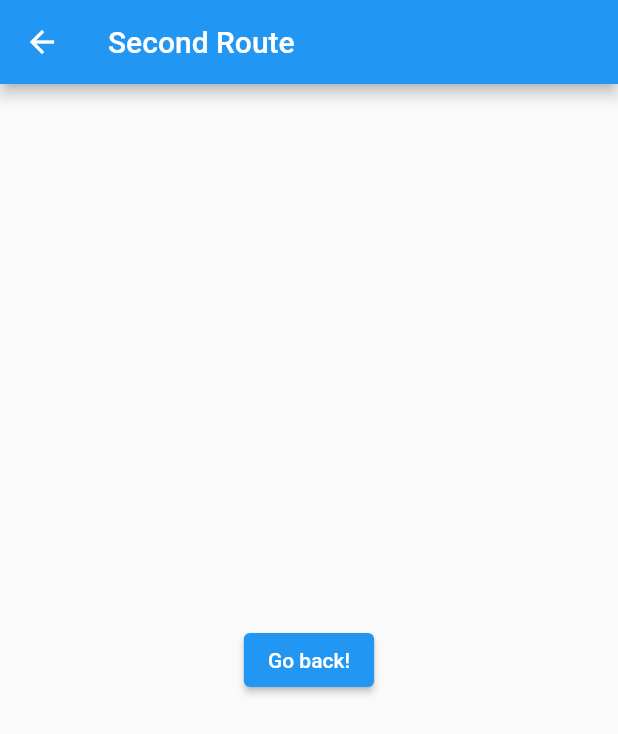
After one commit to jonahmarc/Bahandi, a Flutter app: the WordGame screen opened directly, on a phone screen of 412 x 824 dp. The commit adds this screen. Shown: the top 734 px of the screen. Run offline on Flutter 3.47's test engine with Material 2 defaults, Android fonts, the phone set to English and light mode, and no system bars; our stand-ins replace google_fonts.

Commit message:
Can now Redirect to new page

```diff
--- /dev/null
+++ b/lib/developing.dart
@@ -0,0 +1,23 @@
+import 'package:flutter/cupertino.dart';
+
+import 'package:flutter/material.dart';
+import 'package:google_fonts/google_fonts.dart';
+
+class WordGame extends StatelessWidget {
+  @override
+  Widget build(BuildContext context) {
+    return Scaffold(
+      appBar: AppBar(
+        title: Text("Second Route"),
+      ),
+      body: Center(
+        child: ElevatedButton(
+          onPressed: () {
+            Navigator.pop(context);
+          },
+          child: Text('Go back!'),
+        ),
+      ),
+    );
+  }
+}
--- /dev/null
+++ b/lib/wordgame.dart
@@ -0,0 +1,23 @@
+import 'package:flutter/cupertino.dart';
+
+import 'package:flutter/material.dart';
+import 'package:google_fonts/google_fonts.dart';
+
+class WordGame extends StatelessWidget {
+  @override
+  Widget build(BuildContext context) {
+    return Scaffold(
+      appBar: AppBar(
+        title: Text("Second Route"),
+      ),
+      body: Center(
+        child: ElevatedButton(
+          onPressed: () {
+            Navigator.pop(context);
+          },
+          child: Text('Go back!'),
+        ),
+      ),
+    );
+  }
+}
```
Also changed, not shown: lib/griddashboard.dart (+17 -33 lines), lib/pictionary.dart (added, +21 -0 lines).
